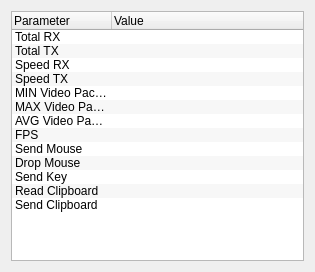
First picture: the form in source/client/ui/statistics_dialog.ui, repository dchapyshev/aspia, before the edit.
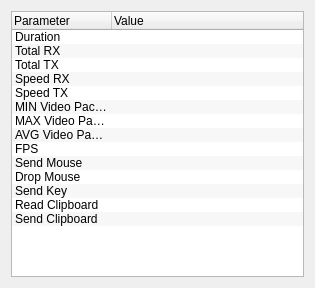
Second picture: the form after the edit.

Commit message: Added session duration.

Patch:
```diff
--- a/source/client/ui/statistics_dialog.ui
+++ b/source/client/ui/statistics_dialog.ui
@@ -7,7 +7,7 @@
     <x>0</x>
     <y>0</y>
     <width>315</width>
-    <height>272</height>
+    <height>288</height>
    </rect>
   </property>
   <property name="windowTitle">
@@ -41,6 +41,11 @@
        <string>Value</string>
       </property>
      </column>
+     <item>
+      <property name="text">
+       <string>Duration</string>
+      </property>
+     </item>
      <item>
       <property name="text">
        <string notr="true">Total RX</string>
```
The commit also changes 11 other files.
